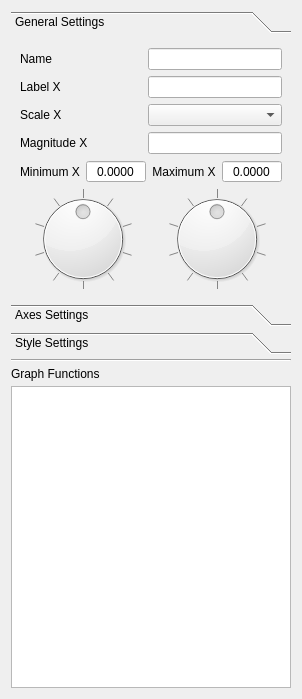
grupo-tc-volcan/plot-tool, file plot_tool/designer/plotter_visor/plotter_visor_ui.ui: the form before one commit.
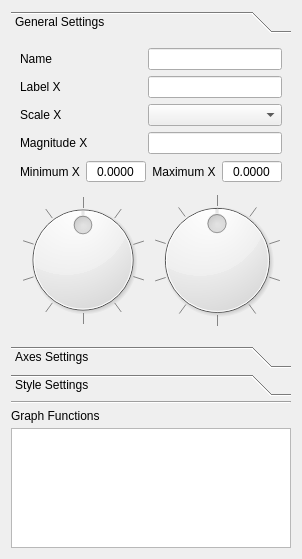
The form after the commit.

Commit message: Adding and removing the plotters!

```diff
--- a/plot_tool/designer/plotter_visor/plotter_visor_ui.ui
+++ b/plot_tool/designer/plotter_visor/plotter_visor_ui.ui
@@ -7,11 +7,11 @@
     <x>0</x>
     <y>0</y>
     <width>300</width>
-    <height>699</height>
+    <height>559</height>
    </rect>
   </property>
   <property name="sizePolicy">
-   <sizepolicy hsizetype="Maximum" vsizetype="Preferred">
+   <sizepolicy hsizetype="Minimum" vsizetype="Minimum">
     <horstretch>0</horstretch>
     <verstretch>0</verstretch>
    </sizepolicy>
@@ -37,6 +37,12 @@
        <verstretch>0</verstretch>
       </sizepolicy>
      </property>
+     <property name="maximumSize">
+      <size>
+       <width>16777215</width>
+       <height>400</height>
+      </size>
+     </property>
      <property name="currentIndex">
       <number>0</number>
      </property>
@@ -46,7 +52,7 @@
         <x>0</x>
         <y>0</y>
         <width>282</width>
-        <height>244</height>
+        <height>307</height>
        </rect>
       </property>
       <attribute name="label">
@@ -581,7 +587,26 @@
    <item>
     <layout class="QHBoxLayout" name="horizontalLayout">
      <item>
-      <widget class="QListWidget" name="listWidget"/>
+      <widget class="QListWidget" name="listWidget">
+       <property name="sizePolicy">
+        <sizepolicy hsizetype="Minimum" vsizetype="Fixed">
+         <horstretch>0</horstretch>
+         <verstretch>0</verstretch>
+        </sizepolicy>
+       </property>
+       <property name="minimumSize">
+        <size>
+         <width>0</width>
+         <height>80</height>
+        </size>
+       </property>
+       <property name="maximumSize">
+        <size>
+         <width>16777215</width>
+         <height>120</height>
+        </size>
+       </property>
+      </widget>
      </item>
     </layout>
    </item>
```
Left out of the diff: 4 changed lines with no effect on the pictures. The commit also changes 32 other files.
